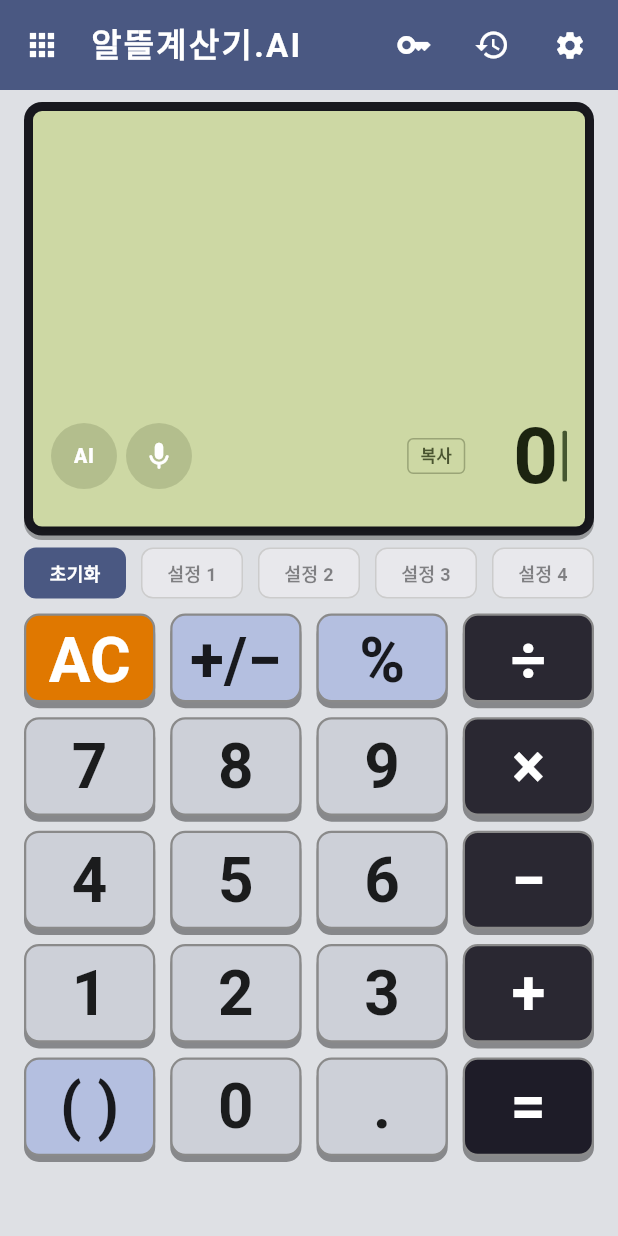
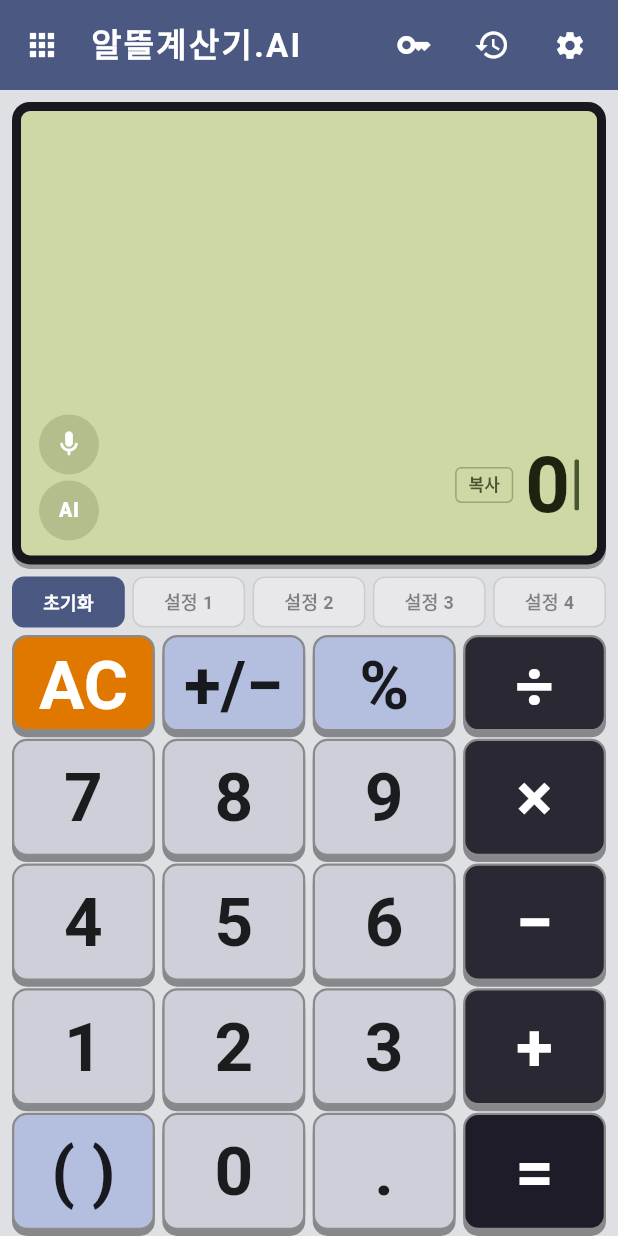
Before and after one commit to birddogmary24-bit/util-AIcalculator, a Flutter app: the CalculatorScreen screen opened by its route, on a phone screen of 412 x 824 dp. Run offline on Flutter 3.47's test engine with Material 3 defaults, Android fonts, the phone set to English and light mode, and no system bars; our stand-ins replace drift, drift_flutter, flutter_local_notifications, flutter_riverpod, flutter_secure_storage, flutter_timezone and 6 more; accounts and stored records are empty; generated files the repository leaves out were written again; Roboto replaces fonts that are missing (Pretendard).

Commit message:
feat: UI tuning — compact layout, mic above AI, overflow-safe display (v3)
- Reduce side padding 16→8px to widen button/display area
- Halve button gap 10→5px for tighter grid
- Remove ad placeholder; redistribute freed space to number rows (0.75→0.82 factor)
- Display panel: mic button stacked above AI button
- Number display: Flexible+auto font-size (down to 18px) prevents overflow
- Copy button contained in Expanded region, never intrudes on AI column
- Bump version to 1.2.0+3

Co-Authored-By: Claude Sonnet 4.6 <noreply@anthropic.com>

```diff
--- a/lib/presentation/calculator/calculator_screen.dart
+++ b/lib/presentation/calculator/calculator_screen.dart
@@ -199,7 +199,7 @@ class _CalculatorScreenState extends ConsumerState<CalculatorScreen> {
             // Display area — expands to fill remaining space
             Expanded(
               child: Padding(
-                padding: const EdgeInsets.fromLTRB(16, 8, 16, 0),
+                padding: const EdgeInsets.fromLTRB(8, 8, 8, 0),
                 child: Column(
                   crossAxisAlignment: CrossAxisAlignment.stretch,
                   mainAxisAlignment: MainAxisAlignment.end,
@@ -227,7 +227,7 @@ class _CalculatorScreenState extends ConsumerState<CalculatorScreen> {
 
             // Button grid
             const Padding(
-              padding: EdgeInsets.fromLTRB(16, 0, 16, 4),
+              padding: EdgeInsets.fromLTRB(8, 0, 8, 4),
               child: ButtonGrid(),
             ),
           ],
--- a/lib/presentation/calculator/widgets/button_grid.dart
+++ b/lib/presentation/calculator/widgets/button_grid.dart
@@ -34,7 +34,7 @@ class ButtonGrid extends ConsumerWidget {
     return LayoutBuilder(
       builder: (context, constraints) {
         final totalWidth = constraints.maxWidth;
-        const gap = 10.0;
+        const gap = 5.0;
         final btnSize = (totalWidth - gap * 3) / 4;
 
         return Column(
@@ -51,8 +51,8 @@ class ButtonGrid extends ConsumerWidget {
             // Main button grid
             ...List.generate(layout.length, (rowIdx) {
               final row = layout[rowIdx];
-              // First row (AC, +/-, %, ÷) is 10% shorter
-              final rowBtnHeight = rowIdx == 0 ? btnSize * 0.675 : btnSize * 0.75;
+              // First row (AC, +/-, %, ÷) is 10% shorter; rows 1-4 get taller to absorb freed bottom space
+              final rowBtnHeight = rowIdx == 0 ? btnSize * 0.675 : btnSize * 0.82;
               final buttons = List.generate(row.length, (colIdx) {
                 final btnId = row[colIdx];
                 return _buildButton(
@@ -75,17 +75,6 @@ class ButtonGrid extends ConsumerWidget {
                 child: _buildRow(btnSize, rowBtnHeight, gap, buttons),
               );
             }),
-            // Ad placeholder (60% of button height)
-            SizedBox(height: gap),
-            Container(
-              height: btnSize * 0.75 * 0.6,
-              decoration: BoxDecoration(
-                color: Theme.of(context).brightness == Brightness.dark
-                    ? const Color(0xFF252830)
-                    : const Color(0xFFDEE0E4),
-                borderRadius: BorderRadius.circular(8),
-              ),
-            ),
           ],
         );
       },
--- a/lib/presentation/calculator/widgets/display_panel.dart
+++ b/lib/presentation/calculator/widgets/display_panel.dart
@@ -120,7 +120,9 @@ class _DisplayPanelState extends State<DisplayPanel>
     if (text.length <= 6) return 52;
     if (text.length <= 9) return 42;
     if (text.length <= 12) return 34;
-    return 26;
+    if (text.length <= 16) return 26;
+    if (text.length <= 20) return 22;
+    return 18;
   }
 
   @override
@@ -240,16 +242,59 @@ class _DisplayPanelState extends State<DisplayPanel>
                       ),
                     ),
 
-                  // ── Bottom row: [AI][Mic] left | [Copy] [Number][Cursor] right ──
+                  // ── Bottom row: [Mic/AI column] | [Copy + Number/Cursor] ──
                   Row(
-                    crossAxisAlignment: CrossAxisAlignment.center,
+                    crossAxisAlignment: CrossAxisAlignment.end,
                     children: [
-                      // AI button (leftmost)
+                      // Left column: Mic (top) + AI (bottom)
+                      Column(
+                        mainAxisSize: MainAxisSize.min,
+                        children: [
+                          // Mic button (above AI)
+                          if (widget.speechAvailable) ...[
+                            GestureDetector(
+                              onTap: widget.onMicTap,
+                              child: Container(
+                                width: 40,
+                                height: 40,
+                                decoration: BoxDecoration(
+                                  gradient: !widget.isListening && widget.onMicTap != null
+                                      ? const LinearGradient(
+                                          begin: Alignment.topLeft,
+                                          end: Alignment.bottomRight,
+                                          colors: [
+                                            Color(0xFF7986CB),
+                                            Color(0xFF3F51B5),
+                                            Color(0xFF283593),
+                                          ],
+                                          stops: [0.0, 0.5, 1.0],
+                                        )
+                                      : null,
+                                  color: widget.isListening
+                                      ? AppColors.error
+                                      : (widget.onMicTap == null
+                                          ? AppColors.expressionText.withAlpha(50)
+                                          : null),
+                                  shape: BoxShape.circle,
+                                ),
+                                alignment: Alignment.center,
+                                child: Icon(
+                                  widget.isListening
+                                      ? Icons.stop_rounded
+                                      : Icons.mic_rounded,
+                                  color: Colors.white,
+                                  size: 20,
+                                ),
+                              ),
+                            ),
+                            const SizedBox(height: 4),
+                          ],
+                          // AI button (bottommost)
                           GestureDetector(
                             onTap: widget.onAiTap,
                             child: Container(
-                          width: 44,
-                          height: 44,
+                              width: 40,
+                              height: 40,
                               decoration: BoxDecoration(
                                 gradient: widget.onAiTap != null
                                     ? const LinearGradient(
@@ -294,62 +339,29 @@ class _DisplayPanelState extends State<DisplayPanel>
                               ),
                             ),
                           ),
-                      // Mic button (right of AI)
-                      if (widget.speechAvailable) ...[
-                        const SizedBox(width: 6),
-                        GestureDetector(
-                          onTap: widget.onMicTap,
-                          child: Container(
-                            width: 44,
-                            height: 44,
-                            decoration: BoxDecoration(
-                              gradient: !widget.isListening && widget.onMicTap != null
-                                  ? const LinearGradient(
-                                      begin: Alignment.topLeft,
-                                      end: Alignment.bottomRight,
-                                      colors: [
-                                        Color(0xFF7986CB),
-                                        Color(0xFF3F51B5),
-                                        Color(0xFF283593),
                         ],
-                                      stops: [0.0, 0.5, 1.0],
-                                    )
-                                  : null,
-                              color: widget.isListening
-                                  ? AppColors.error
-                                  : (widget.onMicTap == null
-                                      ? AppColors.expressionText.withAlpha(50)
-                                      : null),
-                              shape: BoxShape.circle,
                       ),
-                            alignment: Alignment.center,
-                            child: Icon(
-                              widget.isListening
-                                  ? Icons.stop_rounded
-                                  : Icons.mic_rounded,
-                              color: Colors.white,
-                              size: 22,
-                            ),
-                          ),
-                        ),
-                      ],
-                      // Spacer pushes the right side to the end
-                      const Spacer(),
-                      // Copy button (just left of number)
+                      // Right side: Copy + Number/Cursor — fills remaining width
+                      Expanded(
+                        child: Row(
+                          mainAxisAlignment: MainAxisAlignment.end,
+                          crossAxisAlignment: CrossAxisAlignment.center,
+                          children: [
+                            // Copy button
                             _CopyButton(
                               text: formatted,
                               copyLabel: widget.copyLabel,
                               copiedLabel: widget.copiedLabel,
                             ),
-                      const SizedBox(width: 32),
+                            const SizedBox(width: 8),
                             if (_isCurrentResultAi)
                               const Padding(
-                          padding: EdgeInsets.only(right: 6),
+                                padding: EdgeInsets.only(right: 4),
                                 child: _AiBadge(large: true),
                               ),
                             if (widget.isAiLoading)
                               const Padding(
-                          padding: EdgeInsets.only(right: 8),
+                                padding: EdgeInsets.only(right: 6),
                                 child: SizedBox(
                                   width: 14,
                                   height: 14,
@@ -359,13 +371,13 @@ class _DisplayPanelState extends State<DisplayPanel>
                                   ),
                                 ),
                               ),
-                      // Number + cursor (rightmost)
-                      Row(
+                            // Number + cursor — flexible so it shrinks if needed
+                            Flexible(
+                              child: Row(
                                 mainAxisSize: MainAxisSize.min,
                                 crossAxisAlignment: CrossAxisAlignment.center,
                                 children: [
-                          ConstrainedBox(
-                            constraints: const BoxConstraints(maxWidth: 200),
+                                  Flexible(
                                     child: Text(
                                       formatted,
                                       style: TextStyle(
@@ -396,6 +408,10 @@ class _DisplayPanelState extends State<DisplayPanel>
                                       ),
                                     ),
                                 ],
+                              ),
+                            ),
+                          ],
+                        ),
                       ),
                     ],
                   ),
--- a/pubspec.yaml
+++ b/pubspec.yaml
@@ -1,7 +1,7 @@
 name: util_ai_calculator
 description: "AI 계산기 - 자연어 계산, 영수증 인식, 맥락 해석 기능을 갖춘 스마트 계산기"
 publish_to: 'none'
-version: 1.1.0+2
+version: 1.2.0+3
 
 environment:
   sdk: ^3.6.2
```
Lines whose indentation alone changed are shown as unchanged.
